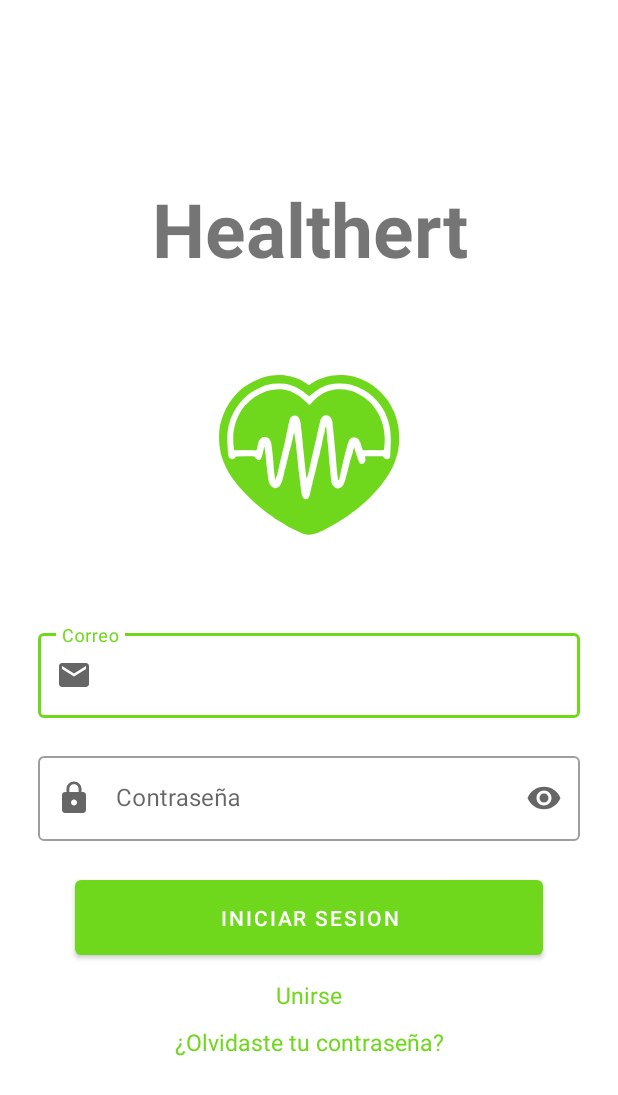
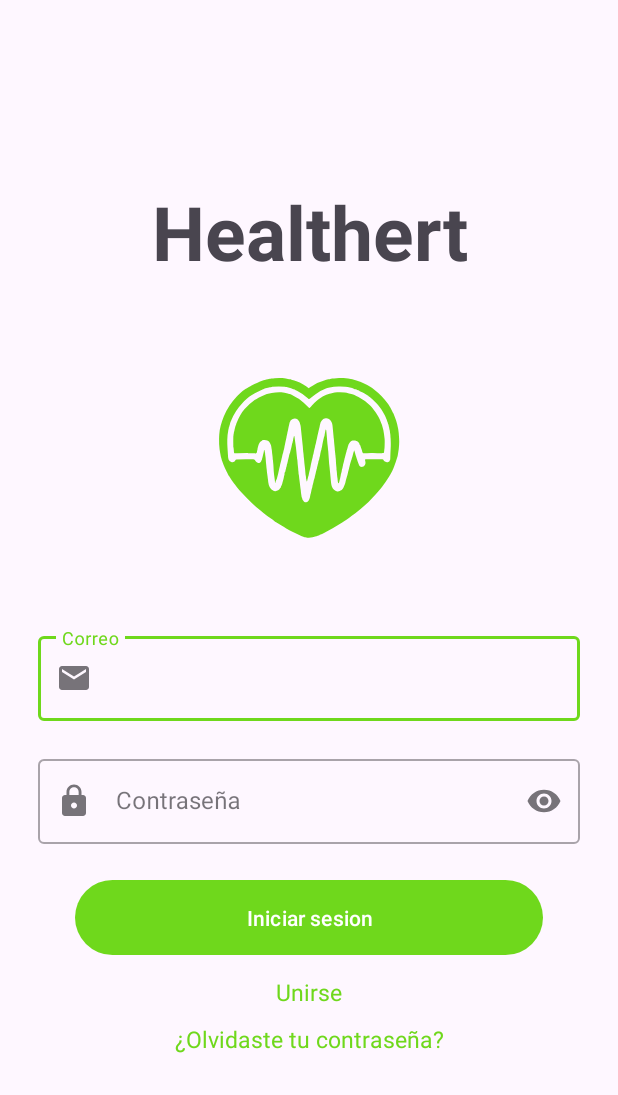
Before and after one commit to dgaDave/Healthert, an Android app: the screen it shows after launch (LoginActivity), on a phone screen of 412 x 824 dp. Shown: the top 1095 px of the screen. Run offline under Robolectric (Android 15) with nearby library versions, the phone set to English and light mode, and no system bars; our stand-ins replace Firebase (no records; nobody signed in at launch, a user with empty details on screens opened directly).

Commit message:
Se cambio el tema

```diff
--- a/app/src/main/res/values-night/themes.xml
+++ b/app/src/main/res/values-night/themes.xml
@@ -1,6 +1,6 @@
 <resources xmlns:tools="http://schemas.android.com/tools">
     <!-- Base application theme. -->
-    <style name="Theme.Healthert" parent="Theme.MaterialComponents.DayNight.NoActionBar">
+    <style name="Theme.Healthert" parent="Theme.Material3.Dark.NoActionBar">
         <!-- Primary brand color. -->
         <item name="colorPrimary">@color/moradito</item>
         <item name="colorPrimaryVariant">@color/moradote</item>
--- a/app/src/main/res/values/themes.xml
+++ b/app/src/main/res/values/themes.xml
@@ -1,6 +1,6 @@
 <resources xmlns:tools="http://schemas.android.com/tools">
     <!-- Base application theme. -->
-    <style name="Theme.Healthert" parent="Theme.MaterialComponents.DayNight.NoActionBar">
+    <style name="Theme.Healthert" parent="Theme.Material3.Light.NoActionBar">
         <!-- Primary brand color. -->
         <item name="colorPrimary">@color/verde</item>
         <item name="colorPrimaryVariant">@color/verde</item>
```
